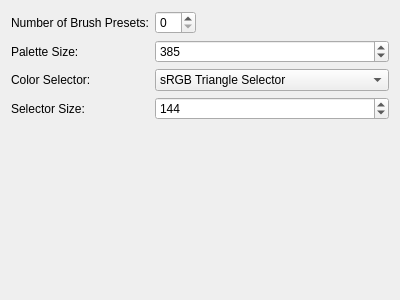
Qt form libs/ui/forms/WdgPopupPaletteSettings.ui (KDE/krita) before a commit.
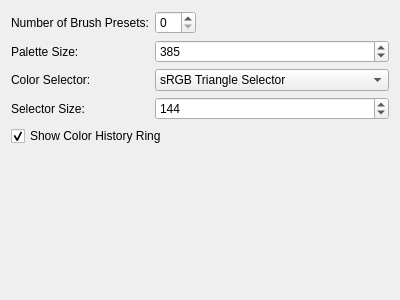
The same form after that commit. Custom widgets are drawn as their Qt base class.

Commit message: Popup Palette: Add setting to hide/show color history ring

The edit to the form file:
```diff
--- a/libs/ui/forms/WdgPopupPaletteSettings.ui
+++ b/libs/ui/forms/WdgPopupPaletteSettings.ui
@@ -95,6 +95,16 @@
      </property>
     </widget>
    </item>
+   <item row="4" column="0" colspan="2">
+    <widget class="QCheckBox" name="chkShowColorHistory">
+     <property name="text">
+      <string>Show Color History Ring</string>
+     </property>
+     <property name="checked">
+      <bool>true</bool>
+     </property>
+    </widget>
+   </item>
   </layout>
  </widget>
  <customwidgets>
```
The commit also changes 3 other files.
